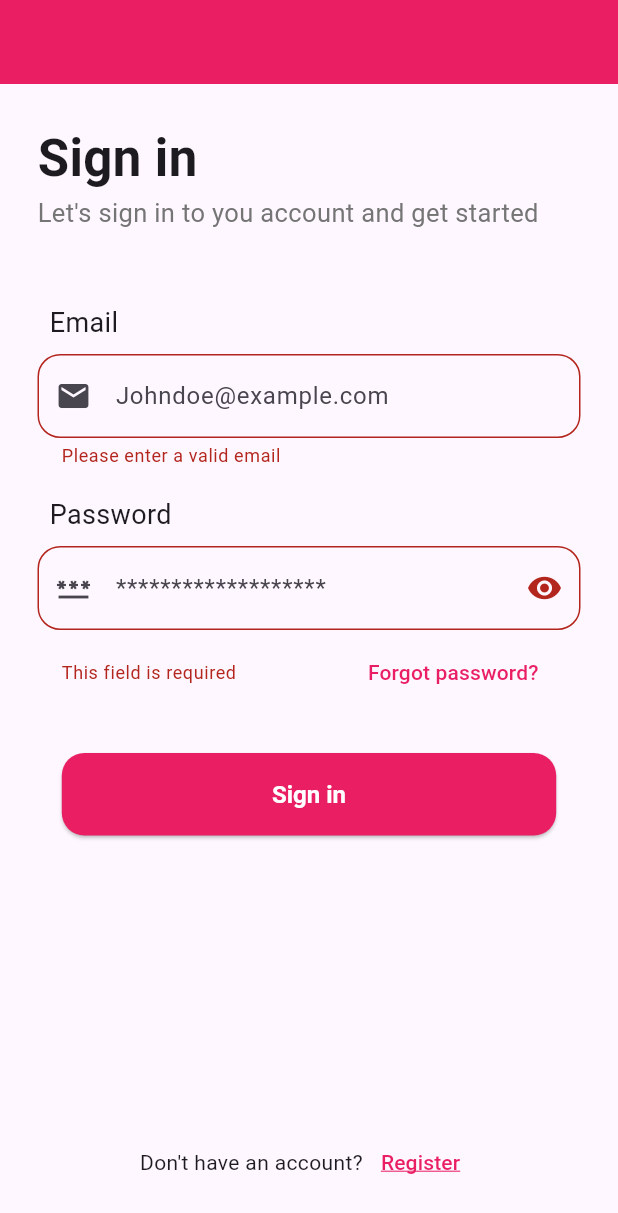
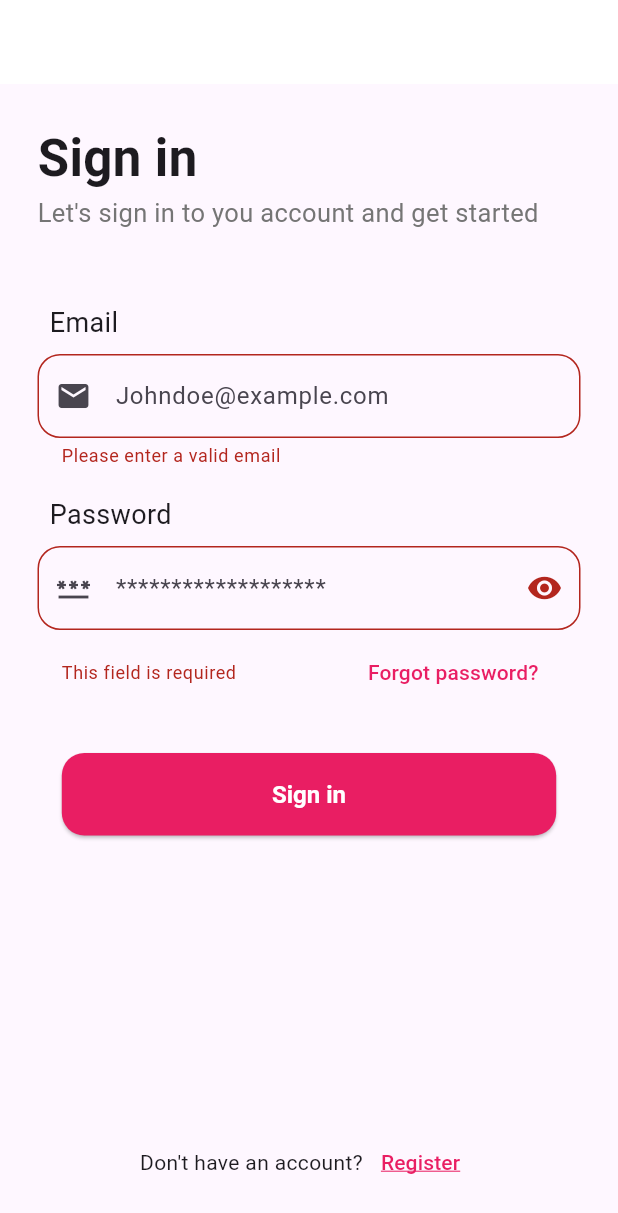
Before and after one commit to ihebmeftah/nestjs_events, a Flutter app: the screen it shows after launch, after a tap on "Sign in", on a phone screen of 412 x 824 dp. Shown: the top 1213 px of the screen. Run offline on Flutter 3.47's test engine with Material 3 defaults, Android fonts, the phone set to English and light mode, and no system bars; our stand-ins replace get.

Commit message:
Update login functionality and UI
- Added navigation to the home screen upon successful login validation.
- Changed the AppBar background color to white for better UI consistency.

```diff
--- a/front_flutter/lib/app/modules/login/controllers/login_controller.dart
+++ b/front_flutter/lib/app/modules/login/controllers/login_controller.dart
@@ -1,5 +1,7 @@
 import 'package:flutter/material.dart';
 import 'package:get/get.dart';
+
+import '../../../routes/app_pages.dart';
 
 class LoginController extends GetxController {
   final siginFormkey = GlobalKey<FormState>();
@@ -7,6 +9,8 @@ class LoginController extends GetxController {
   final siginPassword = TextEditingController();
 
   void onSignIn() {
-    if (siginFormkey.currentState!.validate()) {}
+    if (siginFormkey.currentState!.validate()) {
+      Get.offAllNamed(Routes.HOME);
+    }
   }
 }
--- a/front_flutter/lib/app/modules/login/views/login_view.dart
+++ b/front_flutter/lib/app/modules/login/views/login_view.dart
@@ -12,7 +12,9 @@ class LoginView extends GetView<LoginController> {
   Widget build(BuildContext context) {
     return Scaffold(
         resizeToAvoidBottomInset: false,
-        appBar: AppBar(),
+        appBar: AppBar(
+          backgroundColor: Colors.white,
+        ),
         body: Padding(
           padding: const EdgeInsets.all(25.0),
           child: Column(
```
